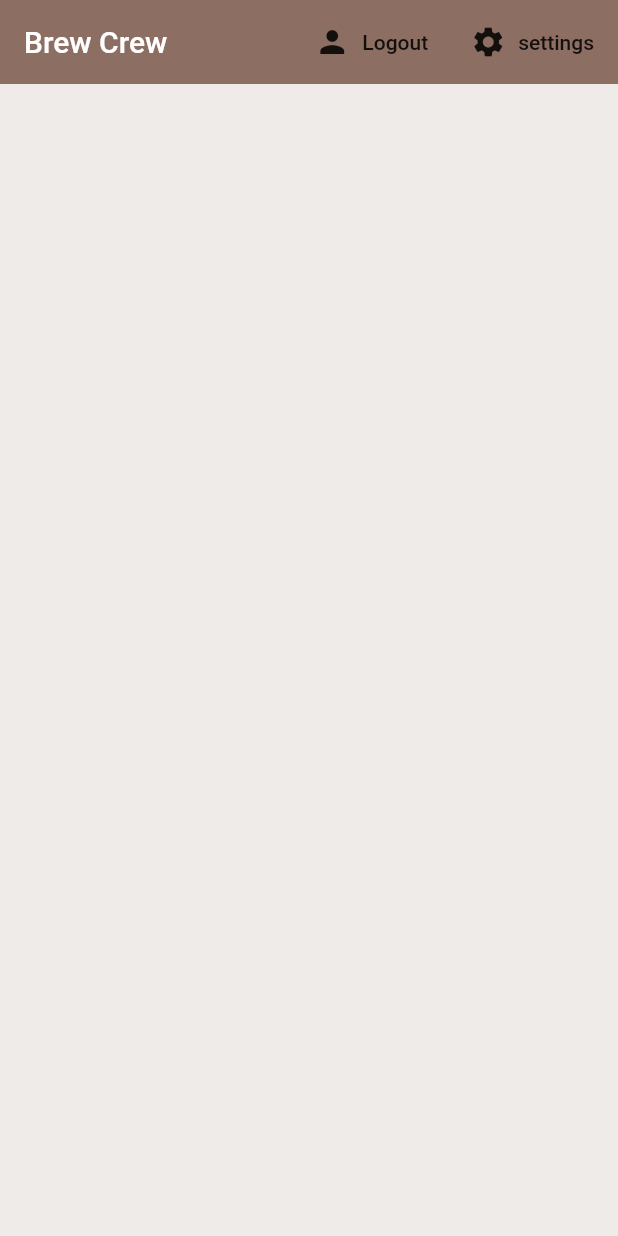
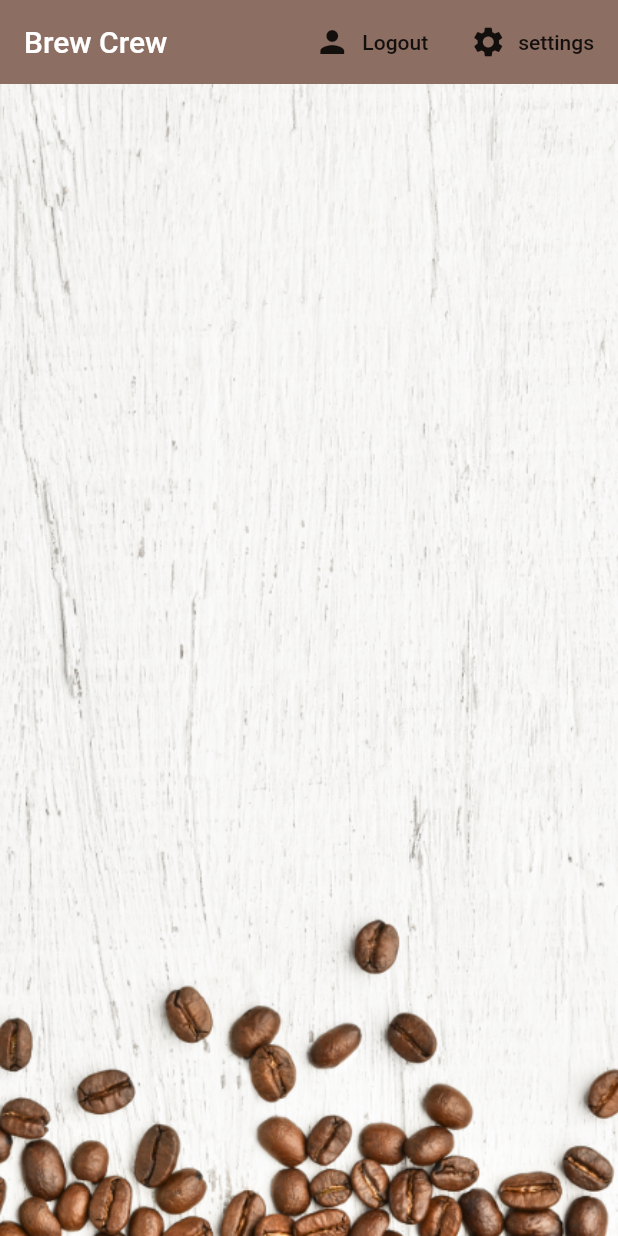
Before and after one commit to fadhilsaheer/awesome, a Flutter app: the screen it shows once a user with an empty profile is signed in, on a phone screen of 412 x 824 dp. Run offline on Flutter 3.47's test engine with Material 2 defaults, Android fonts, the phone set to English and light mode, and no system bars; our stand-ins replace animated_text_kit, cloud_firestore, firebase_auth, firebase_core, flutter_spinkit, font_awesome_flutter and 2 more; accounts and stored records are empty.

Commit message:
added finishing touch

```diff
--- a/awesome-flutter/brew_crew/lib/screens/home/brew_tile.dart
+++ b/awesome-flutter/brew_crew/lib/screens/home/brew_tile.dart
@@ -16,6 +16,7 @@
           leading: CircleAvatar(
             radius: 25,
             backgroundColor: Colors.brown[brew.strength],
+            backgroundImage: AssetImage('assets/coffee_icon.png'),
           ),
           title: Text(brew.name),
           subtitle: Text('Takes ${brew.sugars} sugar(s)'),
--- a/awesome-flutter/brew_crew/lib/screens/home/home.dart
+++ b/awesome-flutter/brew_crew/lib/screens/home/home.dart
@@ -47,7 +47,15 @@
             ),
           ],
         ),
-        body: BrewList(),
+        body: Container(
+          child: BrewList(),
+          decoration: BoxDecoration(
+            image: DecorationImage(
+              image: AssetImage('assets/coffee_bg.png'),
+              fit: BoxFit.cover,
+            ),
+          ),
+        ),
       ),
     );
   }
--- a/awesome-flutter/brew_crew/pubspec.yaml
+++ b/awesome-flutter/brew_crew/pubspec.yaml
@@ -26,9 +26,8 @@
   uses-material-design: true
 
   # To add assets to your application, add an assets section, like this:
-  # assets:
-  #   - images/a_dot_burr.jpeg
-  #   - images/a_dot_ham.jpeg
+  assets:
+    - assets/
 
   # An image asset can refer to one or more resolution-specific "variants", see
   # https://flutter.dev/assets-and-images/#resolution-aware.
```
Also changed, not shown: awesome-flutter/brew_crew/assets/coffee_bg.png (added), awesome-flutter/brew_crew/assets/coffee_icon.png (added).
